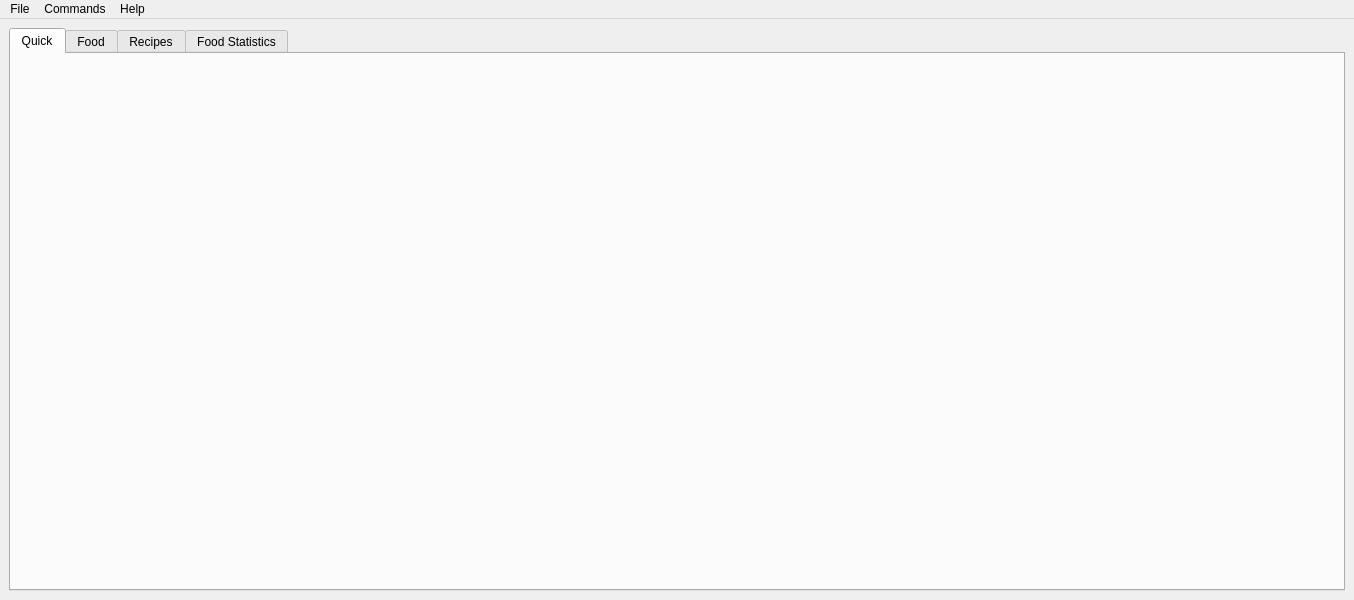
Harrix/harrix-swiss-knife, file src/harrix_swiss_knife/apps/food/window.ui: the form before one commit.
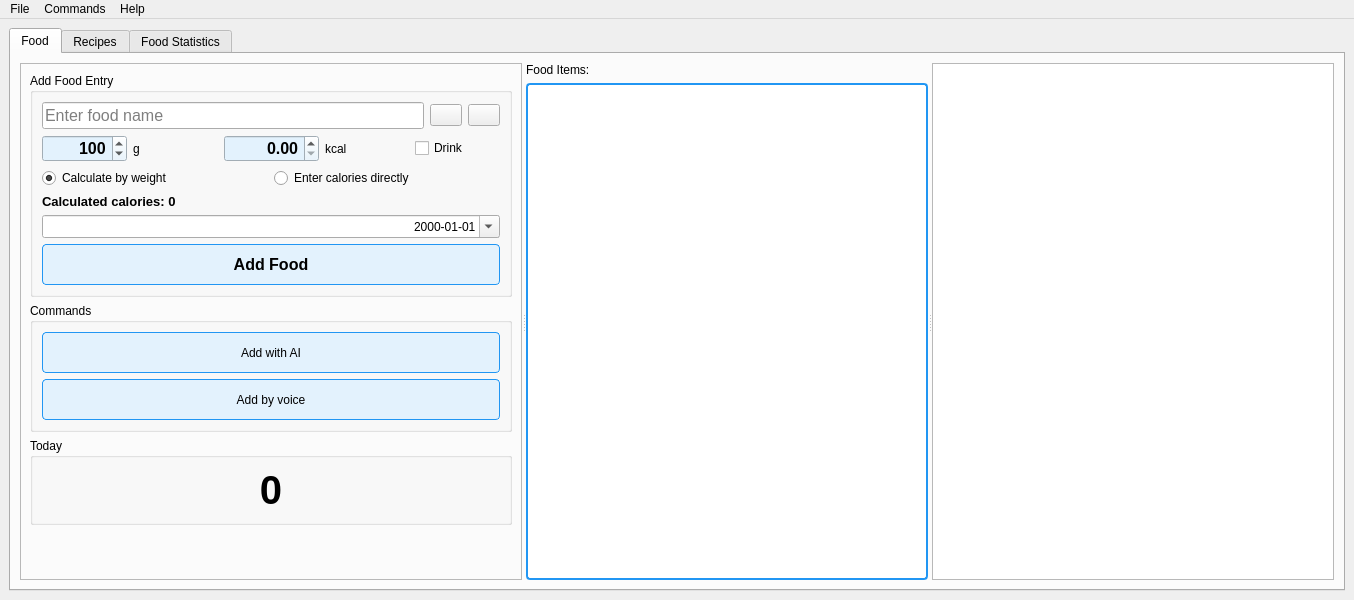
The form after the commit.

Commit message: 🗑️ Remove Quick tabs from food, finance, fitness

Patch:
```diff
--- a/src/harrix_swiss_knife/apps/food/window.ui
+++ b/src/harrix_swiss_knife/apps/food/window.ui
@@ -20,12 +20,6 @@
       <property name="currentIndex">
        <number>0</number>
       </property>
-      <widget class="QWidget" name="tab_food_dashboard">
-       <attribute name="title">
-        <string>Quick</string>
-       </attribute>
-       <layout class="QVBoxLayout" name="verticalLayout_food_dashboard"/>
-      </widget>
       <widget class="QWidget" name="tab_food">
        <attribute name="title">
         <string>Food</string>
```
The commit also changes 26 other files.
